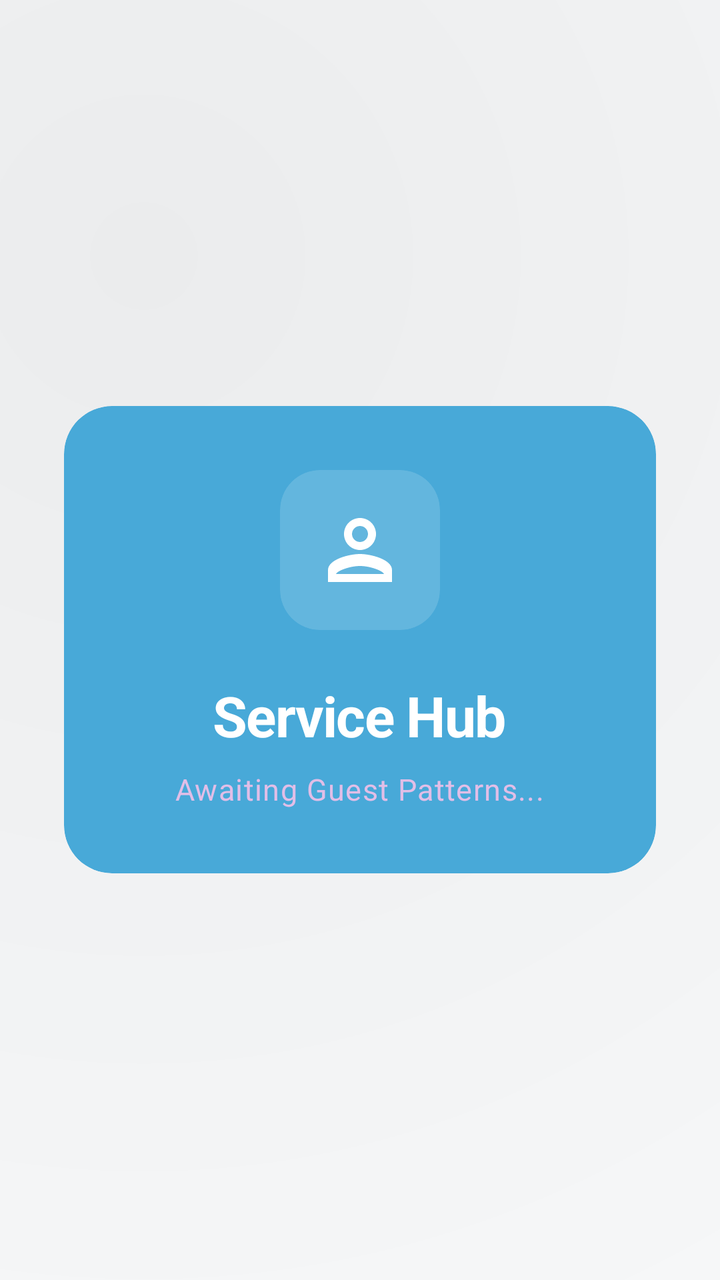
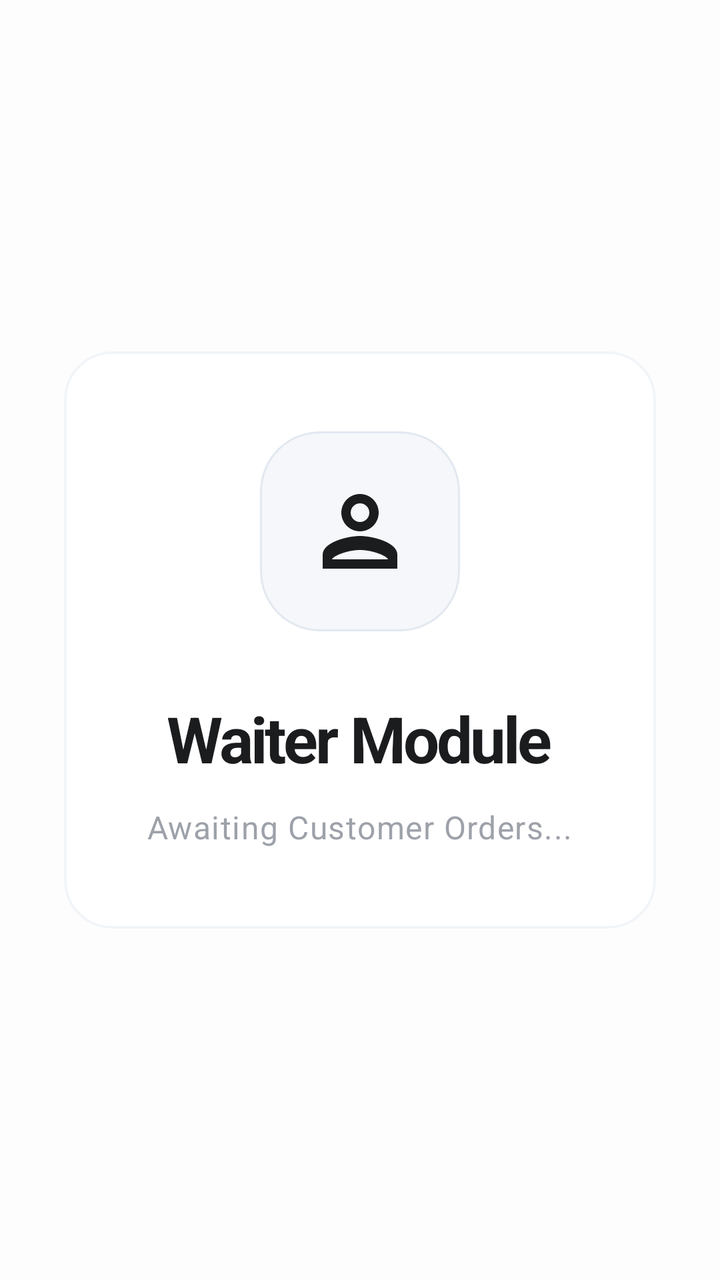

Compare the two renders of this Android layout. The source of the first and the diff that turns it into the second are given below.
<!-- AndroidManifest.xml: application theme Theme.KasirAPP -->
<!-- res/layout/activity_dashboard_waiter.xml -->
<?xml version="1.0" encoding="utf-8"?>
<androidx.coordinatorlayout.widget.CoordinatorLayout
    xmlns:android="http://schemas.android.com/apk/res/android"
    xmlns:app="http://schemas.android.com/apk/res-auto"
    android:id="@+id/main"
    android:layout_width="match_parent"
    android:layout_height="match_parent"
    android:fitsSystemWindows="true"
    android:background="@drawable/bg_liquid_purple_gradient">

    <LinearLayout
        android:layout_width="match_parent"
        android:layout_height="wrap_content"
        android:layout_gravity="center"
        android:padding="32dp"
        android:orientation="vertical">

        <com.google.android.material.card.MaterialCardView
            style="@style/Widget.App.BentoCard"
            android:layout_width="match_parent"
            android:layout_height="wrap_content"
            app:cardBackgroundColor="@color/bento_cyan"
            app:cardElevation="0dp">

            <LinearLayout
                android:layout_width="match_parent"
                android:layout_height="wrap_content"
                android:orientation="vertical"
                android:padding="32dp"
                android:gravity="center">

                <com.google.android.material.card.MaterialCardView
                    style="@style/Widget.App.Card"
                    android:layout_width="80dp"
                    android:layout_height="80dp"
                    app:cardCornerRadius="20dp"
                    app:cardElevation="0dp"
                    app:cardBackgroundColor="#26FFFFFF">
                    <ImageView
                        android:layout_width="48dp"
                        android:layout_height="48dp"
                        android:layout_gravity="center"
                        android:src="@drawable/ic_person"
                        app:tint="@color/white" />
                </com.google.android.material.card.MaterialCardView>

                <TextView
                    style="@style/TextAppearance.Premium.HeadlineLarge"
                    android:layout_width="wrap_content"
                    android:layout_height="wrap_content"
                    android:layout_marginTop="24dp"
                    android:text="Service Hub"
                    android:textColor="@color/white"
                    android:textStyle="bold" />

                <TextView
                    style="@style/TextAppearance.Premium.BodyLarge"
                    android:layout_width="wrap_content"
                    android:layout_height="wrap_content"
                    android:layout_marginTop="8dp"
                    android:text="Awaiting Guest Patterns..."
                    android:textColor="#E1BEE7" />

            </LinearLayout>
        </com.google.android.material.card.MaterialCardView>

    </LinearLayout>

</androidx.coordinatorlayout.widget.CoordinatorLayout>
<!-- resources referenced by this layout -->
<resources>
  <color name="bento_cyan">#48A9D8</color>
  <!-- drawable bg_liquid_purple_gradient (drawable) -->
  <?xml version="1.0" encoding="utf-8"?>
  <layer-list xmlns:android="http://schemas.android.com/apk/res/android">
      
      <item>
          <shape android:shape="rectangle">
              <solid android:color="?android:attr/windowBackground" />
          </shape>
      </item>
  
      
      <item>
          <shape android:shape="rectangle">
              <gradient
                  android:angle="135"
                  android:centerX="20%"
                  android:centerY="20%"
                  android:endColor="@android:color/transparent"
                  android:gradientRadius="700dp"
                  android:startColor="#0D000000"
                  android:type="radial" />
          </shape>
      </item>
  
      
      <item>
          <shape android:shape="rectangle">
              <gradient
                  android:angle="315"
                  android:centerX="80%"
                  android:centerY="80%"
                  android:endColor="@android:color/transparent"
                  android:gradientRadius="600dp"
                  android:startColor="#05FFFFFF"
                  android:type="radial" />
          </shape>
      </item>
  </layer-list>
  <style name="TextAppearance.Premium.BodyLarge" parent="TextAppearance.Material3.BodyLarge">
          <item name="android:textSize">15sp</item>
          <item name="android:fontFamily">sans-serif</item>
          <item name="android:lineSpacingExtra">3dp</item>
          <item name="android:textColor">?attr/colorOnSurfaceVariant</item>
      </style>
  <style name="TextAppearance.Premium.HeadlineLarge" parent="TextAppearance.Material3.HeadlineLarge">
          <item name="android:textSize">28sp</item>
          <item name="android:fontFamily">sans-serif-medium</item>
          <item name="android:letterSpacing">-0.02</item>
          <item name="android:textColor">?attr/colorOnSurface</item>
      </style>
  <style name="Widget.App.BentoCard" parent="Widget.Material3.CardView.Filled">
          <item name="cardCornerRadius">24dp</item>
          <item name="cardElevation">0dp</item>
          <item name="strokeWidth">0dp</item>
      </style>
  <style name="Widget.App.Card" parent="Widget.Material3.CardView.Filled">
          <item name="cardCornerRadius">24dp</item>
          <item name="cardElevation">0dp</item>
          <item name="strokeWidth">0dp</item>
          <item name="android:background">@drawable/bg_liquid_glass</item>
          <item name="cardBackgroundColor">@android:color/transparent</item>
      </style>
  <color name="on_surface">#202124</color>
  <!-- drawable bg_liquid_glass (drawable) -->
  <?xml version="1.0" encoding="utf-8"?>
  <layer-list xmlns:android="http://schemas.android.com/apk/res/android">
      
      <item>
          <shape android:shape="rectangle">
              <solid android:color="#0D000000" />
              <corners android:radius="24dp" />
          </shape>
      </item>
  
      
      <item android:bottom="1dp" android:left="1dp" android:right="1dp" android:top="1dp">
          <shape android:shape="rectangle">
              <gradient
                  android:angle="135"
                  android:startColor="#26FFFFFF"
                  android:endColor="#0DFFFFFF"
                  android:type="linear" />
              <corners android:radius="24dp" />
          </shape>
      </item>
  
      
      <item>
          <shape android:shape="rectangle">
              <gradient
                  android:centerX="80%"
                  android:centerY="20%"
                  android:gradientRadius="120dp"
                  android:startColor="#1AFFFFFF"
                  android:endColor="@android:color/transparent"
                  android:type="radial" />
              <corners android:radius="24dp" />
          </shape>
      </item>
  
      
      <item>
          <shape android:shape="rectangle">
              <gradient
                  android:centerX="20%"
                  android:centerY="80%"
                  android:gradientRadius="150dp"
                  android:startColor="#0D000000"
                  android:endColor="@android:color/transparent"
                  android:type="radial" />
              <corners android:radius="24dp" />
          </shape>
      </item>
  
      
      <item>
          <shape android:shape="rectangle">
              <solid android:color="@android:color/transparent" />
              <corners android:radius="24dp" />
              <stroke
                  android:width="1.2dp"
                  android:color="#26FFFFFF" />
          </shape>
      </item>
  </layer-list>
  <style name="Base.Theme.KasirAPP" parent="Theme.Material3.Light.NoActionBar">
          
          <item name="colorPrimary">@color/primary</item>
          <item name="colorOnPrimary">@color/on_primary</item>
          <item name="colorPrimaryContainer">@color/primary_container</item>
          <item name="colorOnPrimaryContainer">@color/on_primary_container</item>
  
          <item name="colorSecondary">@color/secondary</item>
          <item name="colorOnSecondary">@color/on_secondary</item>
          <item name="colorSecondaryContainer">@color/secondary_container</item>
          <item name="colorOnSecondaryContainer">@color/on_secondary_container</item>
  
          <item name="android:windowBackground">@color/background</item>
          <item name="colorSurface">@color/surface</item>
          <item name="colorOnSurface">@color/on_surface</item>
          <item name="colorSurfaceVariant">@color/surface_variant</item>
          <item name="colorOnSurfaceVariant">@color/on_surface_variant</item>
          <item name="colorOutline">@color/outline</item>
  
          
          <item name="android:statusBarColor">@android:color/transparent</item>
          <item name="android:windowLightStatusBar">true</item>
          <item name="android:navigationBarColor">@android:color/transparent</item>
          <item name="android:windowLightNavigationBar" tools:targetApi="27">true</item>
  
          
          <item name="materialCardViewStyle">@style/Widget.App.Card</item>
          <item name="materialButtonStyle">@style/Widget.App.Button</item>
          <item name="textInputStyle">@style/Widget.App.TextInputLayout</item>
  
          
          <item name="textAppearanceHeadlineLarge">@style/TextAppearance.Premium.HeadlineLarge</item>
          <item name="textAppearanceTitleLarge">@style/TextAppearance.Premium.TitleLarge</item>
          <item name="textAppearanceBodyLarge">@style/TextAppearance.Premium.BodyLarge</item>
          <item name="textAppearanceLabelLarge">@style/TextAppearance.Premium.LabelLarge</item>
      </style>
  <color name="primary">#202124</color>
  <color name="primary_container">#F5F6FA</color>
  <color name="on_primary_container">#202124</color>
  <color name="secondary">#625B71</color>
  <color name="secondary_container">#F8F9FA</color>
  <color name="on_secondary_container">#202124</color>
  <color name="background">#F8F9FA</color>
  <color name="surface_variant">#EDEDF5</color>
  <color name="on_surface_variant">#202124</color>
  <color name="outline">#CCCCCC</color>
  <style name="Widget.App.Button" parent="Widget.Material3.Button.TonalButton">
          <item name="cornerRadius">16dp</item>
          <item name="android:background">@drawable/bg_liquid_glass</item>
          <item name="android:insetTop">0dp</item>
          <item name="android:insetBottom">0dp</item>
          <item name="android:textColor">?attr/colorOnSurface</item>
      </style>
  <style name="Widget.App.TextInputLayout" parent="Widget.Material3.TextInputLayout.OutlinedBox">
          <item name="boxCornerRadiusTopStart">16dp</item>
          <item name="boxCornerRadiusTopEnd">16dp</item>
          <item name="boxCornerRadiusBottomStart">16dp</item>
          <item name="boxCornerRadiusBottomEnd">16dp</item>
          <item name="boxStrokeColor">?attr/colorOutline</item>
          <item name="boxStrokeWidth">1.2dp</item>
          <item name="boxStrokeWidthFocused">2dp</item>
          <item name="android:textColorHint">?attr/colorOnSurfaceVariant</item>
      </style>
  <style name="TextAppearance.Premium.TitleLarge" parent="TextAppearance.Material3.TitleLarge">
          <item name="android:textSize">20sp</item>
          <item name="android:fontFamily">sans-serif-medium</item>
          <item name="android:textColor">?attr/colorOnSurface</item>
      </style>
  <style name="TextAppearance.Premium.LabelLarge" parent="TextAppearance.Material3.LabelLarge">
          <item name="android:textSize">14sp</item>
          <item name="android:fontFamily">sans-serif-medium</item>
          <item name="android:letterSpacing">0.02</item>
          <item name="android:textColor">?attr/colorSecondary</item>
      </style>
  <!-- unchanged entries left out for length: 6 -->
</resources>

<!-- the commit's change to res/layout/activity_dashboard_waiter.xml (unified diff, before → after) -->
@@ -2,11 +2,9 @@
 <androidx.coordinatorlayout.widget.CoordinatorLayout
     xmlns:android="http://schemas.android.com/apk/res/android"
     xmlns:app="http://schemas.android.com/apk/res-auto"
-    android:id="@+id/main"
     android:layout_width="match_parent"
     android:layout_height="match_parent"
-    android:fitsSystemWindows="true"
-    android:background="@drawable/bg_liquid_purple_gradient">
+    android:background="@color/background">
 
     <LinearLayout
         android:layout_width="match_parent"
@@ -16,50 +14,46 @@
         android:orientation="vertical">
 
         <com.google.android.material.card.MaterialCardView
-            style="@style/Widget.App.BentoCard"
+            style="@style/Widget.App.Card.Solid"
             android:layout_width="match_parent"
-            android:layout_height="wrap_content"
-            app:cardBackgroundColor="@color/bento_cyan"
-            app:cardElevation="0dp">
+            android:layout_height="wrap_content">
 
             <LinearLayout
                 android:layout_width="match_parent"
                 android:layout_height="wrap_content"
                 android:orientation="vertical"
-                android:padding="32dp"
+                android:padding="40dp"
                 android:gravity="center">
 
                 <com.google.android.material.card.MaterialCardView
-                    style="@style/Widget.App.Card"
-                    android:layout_width="80dp"
-                    android:layout_height="80dp"
-                    app:cardCornerRadius="20dp"
+                    android:layout_width="100dp"
+                    android:layout_height="100dp"
+                    app:cardCornerRadius="30dp"
                     app:cardElevation="0dp"
-                    app:cardBackgroundColor="#26FFFFFF">
+                    app:cardBackgroundColor="@color/surface_variant">
                     <ImageView
-                        android:layout_width="48dp"
-                        android:layout_height="48dp"
+                        android:layout_width="56dp"
+                        android:layout_height="56dp"
                         android:layout_gravity="center"
                         android:src="@drawable/ic_person"
-                        app:tint="@color/white" />
+                        app:tint="@color/primary" />
                 </com.google.android.material.card.MaterialCardView>
 
                 <TextView
-                    style="@style/TextAppearance.Premium.HeadlineLarge"
+                    style="@style/TextAppearance.App.HeadlineLarge"
                     android:layout_width="wrap_content"
                     android:layout_height="wrap_content"
-                    android:layout_marginTop="24dp"
-                    android:text="Service Hub"
-                    android:textColor="@color/white"
+                    android:layout_marginTop="32dp"
+                    android:text="Waiter Module"
                     android:textStyle="bold" />
 
                 <TextView
-                    style="@style/TextAppearance.Premium.BodyLarge"
+                    style="@style/TextAppearance.App.BodyLarge"
                     android:layout_width="wrap_content"
                     android:layout_height="wrap_content"
-                    android:layout_marginTop="8dp"
-                    android:text="Awaiting Guest Patterns..."
-                    android:textColor="#E1BEE7" />
+                    android:layout_marginTop="12dp"
+                    android:text="Awaiting Customer Orders..."
+                    android:alpha="0.6" />
 
             </LinearLayout>
         </com.google.android.material.card.MaterialCardView>
<!-- resource entries referenced after the edit -->
@@ -1,117 +1,39 @@
 <!-- resources referenced by this layout -->
 <resources>
-  <color name="bento_cyan">#48A9D8</color>
-  <!-- drawable bg_liquid_purple_gradient (drawable) -->
-  <?xml version="1.0" encoding="utf-8"?>
-  <layer-list xmlns:android="http://schemas.android.com/apk/res/android">
-      
-      <item>
-          <shape android:shape="rectangle">
-              <solid android:color="?android:attr/windowBackground" />
-          </shape>
-      </item>
-  
-      
-      <item>
-          <shape android:shape="rectangle">
-              <gradient
-                  android:angle="135"
-                  android:centerX="20%"
-                  android:centerY="20%"
-                  android:endColor="@android:color/transparent"
-                  android:gradientRadius="700dp"
-                  android:startColor="#0D000000"
-                  android:type="radial" />
-          </shape>
-      </item>
-  
-      
-      <item>
-          <shape android:shape="rectangle">
-              <gradient
-                  android:angle="315"
-                  android:centerX="80%"
-                  android:centerY="80%"
-                  android:endColor="@android:color/transparent"
-                  android:gradientRadius="600dp"
-                  android:startColor="#05FFFFFF"
-                  android:type="radial" />
-          </shape>
-      </item>
-  </layer-list>
-  <style name="TextAppearance.Premium.BodyLarge" parent="TextAppearance.Material3.BodyLarge">
-          <item name="android:textSize">15sp</item>
-          <item name="android:fontFamily">sans-serif</item>
-          <item name="android:lineSpacingExtra">3dp</item>
-          <item name="android:textColor">?attr/colorOnSurfaceVariant</item>
-      </style>
-  <style name="TextAppearance.Premium.HeadlineLarge" parent="TextAppearance.Material3.HeadlineLarge">
-          <item name="android:textSize">28sp</item>
-          <item name="android:fontFamily">sans-serif-medium</item>
-          <item name="android:letterSpacing">-0.02</item>
-          <item name="android:textColor">?attr/colorOnSurface</item>
-      </style>
-  <style name="Widget.App.BentoCard" parent="Widget.Material3.CardView.Filled">
-          <item name="cardCornerRadius">24dp</item>
+  <style name="Widget.App.Card" parent="Widget.Material3.CardView.Filled">
+          <item name="cardCornerRadius">28dp</item>
           <item name="cardElevation">0dp</item>
-          <item name="strokeWidth">0dp</item>
-      </style>
-  <style name="Widget.App.Card" parent="Widget.Material3.CardView.Filled">
-          <item name="cardCornerRadius">24dp</item>
-          <item name="cardElevation">0dp</item>
-          <item name="strokeWidth">0dp</item>
+          <item name="strokeWidth">1dp</item>
+          <item name="strokeColor">@color/outline</item>
           <item name="android:background">@drawable/bg_liquid_glass</item>
           <item name="cardBackgroundColor">@android:color/transparent</item>
+          <item name="android:clickable">true</item>
+          <item name="android:focusable">true</item>
+          <item name="android:foreground">?attr/selectableItemBackground</item>
+          <item name="rippleColor">#1A000000</item>
       </style>
-  <color name="on_surface">#202124</color>
+  <style name="Widget.App.Button.Primary" parent="Widget.App.Button">
+          <item name="backgroundTint">@color/primary</item>
+          <item name="android:textColor">@color/white</item>
+          <item name="rippleColor">#33FFFFFF</item>
+      </style>
+  <color name="on_surface">#1A1C1E</color>
   <!-- drawable bg_liquid_glass (drawable) -->
   <?xml version="1.0" encoding="utf-8"?>
   <layer-list xmlns:android="http://schemas.android.com/apk/res/android">
       
       <item>
           <shape android:shape="rectangle">
-              <solid android:color="#0D000000" />
-              <corners android:radius="24dp" />
+              <solid android:color="#08000000" />
+              <corners android:radius="28dp" />
           </shape>
       </item>
   
       
-      <item android:bottom="1dp" android:left="1dp" android:right="1dp" android:top="1dp">
+      <item android:bottom="0.5dp" android:left="0.5dp" android:right="0.5dp" android:top="0.5dp">
           <shape android:shape="rectangle">
-              <gradient
-                  android:angle="135"
-                  android:startColor="#26FFFFFF"
-                  android:endColor="#0DFFFFFF"
-                  android:type="linear" />
-              <corners android:radius="24dp" />
-          </shape>
-      </item>
-  
-      
-      <item>
-          <shape android:shape="rectangle">
-              <gradient
-                  android:centerX="80%"
-                  android:centerY="20%"
-                  android:gradientRadius="120dp"
-                  android:startColor="#1AFFFFFF"
-                  android:endColor="@android:color/transparent"
-                  android:type="radial" />
-              <corners android:radius="24dp" />
-          </shape>
-      </item>
-  
-      
-      <item>
-          <shape android:shape="rectangle">
-              <gradient
-                  android:centerX="20%"
-                  android:centerY="80%"
-                  android:gradientRadius="150dp"
-                  android:startColor="#0D000000"
-                  android:endColor="@android:color/transparent"
-                  android:type="radial" />
-              <corners android:radius="24dp" />
+              <solid android:color="#FFFFFF" />
+              <corners android:radius="28dp" />
           </shape>
       </item>
   
@@ -119,10 +41,10 @@
       <item>
           <shape android:shape="rectangle">
               <solid android:color="@android:color/transparent" />
-              <corners android:radius="24dp" />
+              <corners android:radius="28dp" />
               <stroke
-                  android:width="1.2dp"
-                  android:color="#26FFFFFF" />
+                  android:width="1dp"
+                  android:color="#E2E8F0" />
           </shape>
       </item>
   </layer-list>
@@ -144,6 +66,7 @@
           <item name="colorSurfaceVariant">@color/surface_variant</item>
           <item name="colorOnSurfaceVariant">@color/on_surface_variant</item>
           <item name="colorOutline">@color/outline</item>
+          <item name="colorError">@color/error</item>
   
           
           <item name="android:statusBarColor">@android:color/transparent</item>
@@ -153,52 +76,80 @@
   
           
           <item name="materialCardViewStyle">@style/Widget.App.Card</item>
-          <item name="materialButtonStyle">@style/Widget.App.Button</item>
+          <item name="materialButtonStyle">@style/Widget.App.Button.Primary</item>
           <item name="textInputStyle">@style/Widget.App.TextInputLayout</item>
   
           
-          <item name="textAppearanceHeadlineLarge">@style/TextAppearance.Premium.HeadlineLarge</item>
-          <item name="textAppearanceTitleLarge">@style/TextAppearance.Premium.TitleLarge</item>
-          <item name="textAppearanceBodyLarge">@style/TextAppearance.Premium.BodyLarge</item>
-          <item name="textAppearanceLabelLarge">@style/TextAppearance.Premium.LabelLarge</item>
+          <item name="textAppearanceHeadlineLarge">@style/TextAppearance.App.HeadlineLarge</item>
+          <item name="textAppearanceTitleLarge">@style/TextAppearance.App.TitleLarge</item>
+          <item name="textAppearanceBodyLarge">@style/TextAppearance.App.BodyLarge</item>
+          <item name="textAppearanceLabelLarge">@style/TextAppearance.App.LabelLarge</item>
       </style>
-  <color name="primary">#202124</color>
-  <color name="primary_container">#F5F6FA</color>
-  <color name="on_primary_container">#202124</color>
-  <color name="secondary">#625B71</color>
-  <color name="secondary_container">#F8F9FA</color>
-  <color name="on_secondary_container">#202124</color>
-  <color name="background">#F8F9FA</color>
-  <color name="surface_variant">#EDEDF5</color>
-  <color name="on_surface_variant">#202124</color>
-  <color name="outline">#CCCCCC</color>
-  <style name="Widget.App.Button" parent="Widget.Material3.Button.TonalButton">
-          <item name="cornerRadius">16dp</item>
-          <item name="android:background">@drawable/bg_liquid_glass</item>
+  <color name="primary">#1A1C1E</color>
+  <color name="primary_container">#F1F3F7</color>
+  <color name="on_primary_container">#1A1C1E</color>
+  <color name="secondary">#5C6270</color>
+  <color name="outline_variant">#F1F5F9</color>
+  <color name="secondary_container">#F8F9FB</color>
+  <color name="on_secondary_container">#1A1C1E</color>
+  <color name="background">#FDFDFD</color>
+  <color name="surface_variant">#F5F7FA</color>
+  <style name="TextAppearance.App.BodyLarge" parent="TextAppearance.Material3.BodyLarge">
+          <item name="android:textSize">16sp</item>
+          <item name="android:fontFamily">sans-serif</item>
+          <item name="android:lineSpacingExtra">4dp</item>
+          <item name="android:textColor">@color/secondary</item>
+      </style>
+  <style name="TextAppearance.App.HeadlineLarge" parent="TextAppearance.Material3.HeadlineLarge">
+          <item name="android:textSize">32sp</item>
+          <item name="android:fontFamily">sans-serif-black</item>
+          <item name="android:letterSpacing">-0.04</item>
+          <item name="android:textColor">@color/primary</item>
+      </style>
+  <style name="Widget.App.Card.Solid" parent="Widget.Material3.CardView.Filled">
+          <item name="cardCornerRadius">24dp</item>
+          <item name="cardElevation">0dp</item>
+          <item name="cardBackgroundColor">@color/surface</item>
+          <item name="strokeColor">@color/outline_variant</item>
+          <item name="strokeWidth">1.2dp</item>
+          <item name="android:clickable">true</item>
+          <item name="android:focusable">true</item>
+          <item name="android:foreground">?attr/selectableItemBackground</item>
+      </style>
+  <color name="on_surface_variant">#5C6270</color>
+  <color name="outline">#E2E8F0</color>
+  <color name="error">#DC2626</color>
+  <style name="Widget.App.Button" parent="Widget.Material3.Button">
+          <item name="cornerRadius">20dp</item>
           <item name="android:insetTop">0dp</item>
           <item name="android:insetBottom">0dp</item>
-          <item name="android:textColor">?attr/colorOnSurface</item>
+          <item name="android:textAllCaps">false</item>
+          <item name="android:textStyle">bold</item>
+          <item name="android:letterSpacing">0.01</item>
+          <item name="android:minHeight">60dp</item>
       </style>
   <style name="Widget.App.TextInputLayout" parent="Widget.Material3.TextInputLayout.OutlinedBox">
-          <item name="boxCornerRadiusTopStart">16dp</item>
-          <item name="boxCornerRadiusTopEnd">16dp</item>
-          <item name="boxCornerRadiusBottomStart">16dp</item>
-          <item name="boxCornerRadiusBottomEnd">16dp</item>
-          <item name="boxStrokeColor">?attr/colorOutline</item>
+          <item name="boxCornerRadiusTopStart">18dp</item>
+          <item name="boxCornerRadiusTopEnd">18dp</item>
+          <item name="boxCornerRadiusBottomStart">18dp</item>
+          <item name="boxCornerRadiusBottomEnd">18dp</item>
+          <item name="boxStrokeColor">@color/outline</item>
           <item name="boxStrokeWidth">1.2dp</item>
           <item name="boxStrokeWidthFocused">2dp</item>
-          <item name="android:textColorHint">?attr/colorOnSurfaceVariant</item>
+          <item name="android:textColorHint">@color/secondary</item>
+          <item name="hintTextColor">@color/primary</item>
       </style>
-  <style name="TextAppearance.Premium.TitleLarge" parent="TextAppearance.Material3.TitleLarge">
-          <item name="android:textSize">20sp</item>
+  <style name="TextAppearance.App.TitleLarge" parent="TextAppearance.Material3.TitleLarge">
+          <item name="android:textSize">22sp</item>
           <item name="android:fontFamily">sans-serif-medium</item>
-          <item name="android:textColor">?attr/colorOnSurface</item>
+          <item name="android:letterSpacing">-0.02</item>
+          <item name="android:textColor">@color/primary</item>
       </style>
-  <style name="TextAppearance.Premium.LabelLarge" parent="TextAppearance.Material3.LabelLarge">
+  <style name="TextAppearance.App.LabelLarge" parent="TextAppearance.Material3.LabelLarge">
           <item name="android:textSize">14sp</item>
           <item name="android:fontFamily">sans-serif-medium</item>
-          <item name="android:letterSpacing">0.02</item>
-          <item name="android:textColor">?attr/colorSecondary</item>
+          <item name="android:letterSpacing">0.05</item>
+          <item name="android:textColor">@color/secondary</item>
       </style>
   <!-- unchanged entries left out for length: 6 -->
 </resources>
